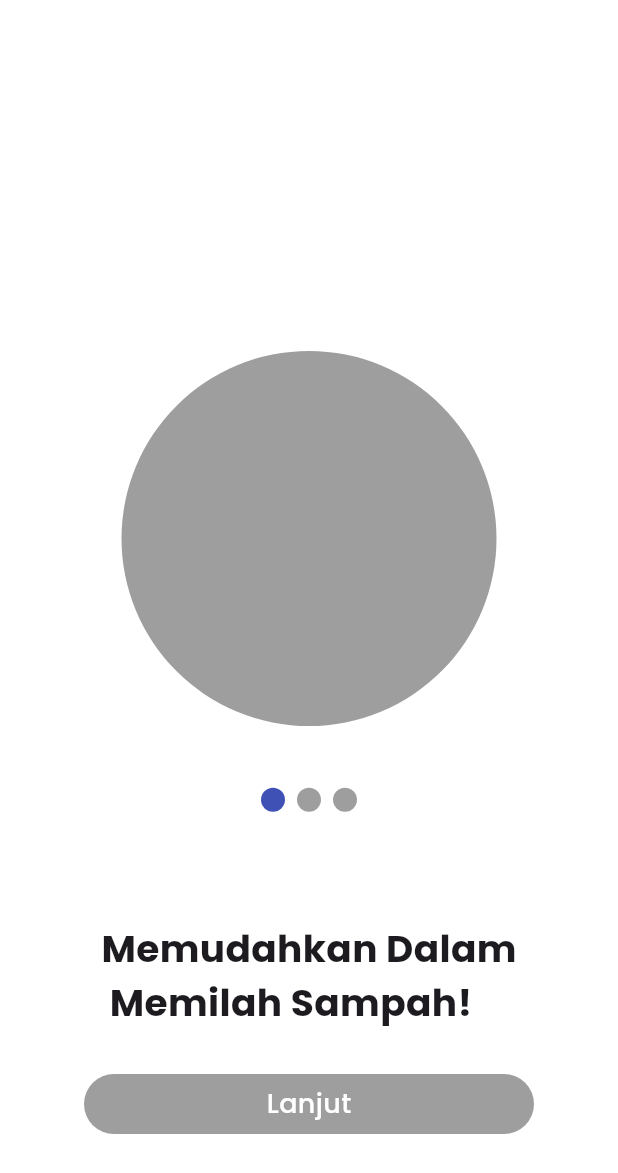
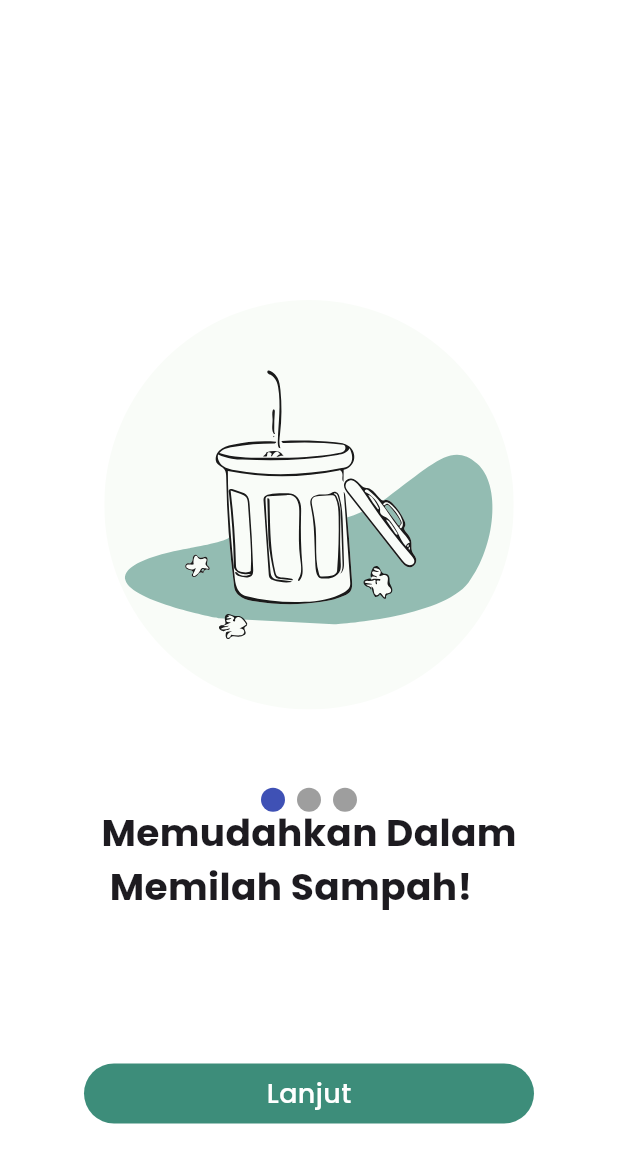
Before and after one commit to AstriaLfy/Resikin, a Flutter app: the screen it shows after launch, on a phone screen of 412 x 824 dp. Shown: the top 1173 px of the screen. Run offline on Flutter 3.47's test engine with Material 3 defaults, Android fonts, the phone set to English and light mode, and no system bars; drawn by our look-alikes of smooth_page_indicator; our stand-ins replace flutter_svg, google_fonts.

Commit message:
Add onboarding assets

```diff
--- a/lib/page/beranda.dart
+++ b/lib/page/beranda.dart
@@ -12,10 +12,13 @@ class Beranda extends StatelessWidget {
       backgroundColor: Colors.white,
       body: Stack(
         children: [
+          Column(
+            children: [
               ReusableContainer(),
+              Positioned(
+                top: 100,
+                left: 10,
 
-          // Menggunakan Align untuk menempatkan Container di tengah
-          Align(
                 child: Container(
                   decoration: BoxDecoration(
                     borderRadius: BorderRadius.circular(20),
@@ -34,6 +37,10 @@ class Beranda extends StatelessWidget {
                 ),
               ),
             ],
+          )
+
+
+        ],
       ),
     );
   }
--- a/lib/page/onboarding_page.dart
+++ b/lib/page/onboarding_page.dart
@@ -2,6 +2,7 @@ import 'package:flutter/material.dart';
 import 'package:google_fonts/google_fonts.dart';
 import 'package:smooth_page_indicator/smooth_page_indicator.dart';
 import 'login_page.dart';
+import 'package:flutter_svg/flutter_svg.dart';
 
 class OnboardingPage extends StatefulWidget {
   const OnboardingPage({Key? key}) : super(key: key);
@@ -34,24 +35,17 @@ class _OnboardingPageState extends State<OnboardingPage> {
                   color: Colors.white,
                   child: Column(
                     children: [
-                      SizedBox(height: 234 ,),
-                      Container(
-                        width: 250,
-                        height: 250,
-                        decoration: BoxDecoration(
-                          color: Colors.grey,
-                          borderRadius: BorderRadius.circular(125),
-                        ),
-                      ),
+                      SizedBox(height: 200 ,),
+                      SvgPicture.asset("assets/images/ob2.svg",),
 
-                      SizedBox(height: 130,),
+                      SizedBox(height: 64,),
 
                       Text('Memudahkan Dalam\n Memilah Sampah!', style: GoogleFonts.poppins(
                         fontSize: 25, fontWeight: FontWeight.w700,
                       ),),
 
 
-                      SizedBox(height: 30,),
+                      SizedBox(height: 100,),
 
                       GestureDetector(
                         onTap: (){
@@ -65,7 +59,7 @@ class _OnboardingPageState extends State<OnboardingPage> {
                           width: 300,
                           decoration: BoxDecoration(
                             borderRadius: BorderRadius.circular(30),
-                            color: Colors.grey,
+                            color: Color(0xFF3D8D7A),
                           ),
                           child:
                           Center(
@@ -92,24 +86,17 @@ class _OnboardingPageState extends State<OnboardingPage> {
                   color: Colors.white,
                   child: Column(
                     children: [
-                      SizedBox(height: 250 ,),
-                      Container(
-                        width: 250,
-                        height: 250,
-                        decoration: BoxDecoration(
-                          color: Colors.grey,
-                          borderRadius: BorderRadius.circular(125),
-                        ),
-                      ),
+                      SizedBox(height: 200 ,),
+                      SvgPicture.asset("assets/images/ob1.svg",),
 
-                      SizedBox(height: 100,),
+                      SizedBox(height: 64,),
 
                       Text('Tukarkan\n Sampah!', style: GoogleFonts.poppins(
                         fontSize: 25, fontWeight: FontWeight.w700,
                       ),),
 
 
-                      SizedBox(height: 30,),
+                      SizedBox(height: 100,),
 
 
                   GestureDetector(
@@ -123,7 +110,7 @@ class _OnboardingPageState extends State<OnboardingPage> {
                         width: 300,
                         decoration: BoxDecoration(
                           borderRadius: BorderRadius.circular(30),
-                          color: Colors.grey,
+                          color: Color(0xFF3D8D7A),
                         ),
                         child: Center(
                           child:
@@ -145,24 +132,18 @@ class _OnboardingPageState extends State<OnboardingPage> {
                   color: Colors.white,
                   child: Column(
                     children: [
-                      SizedBox(height: 250 ,),
-                      Container(
-                        width: 250,
-                        height: 250,
-                        decoration: BoxDecoration(
-                          color: Colors.grey,
-                          borderRadius: BorderRadius.circular(125),
-                        ),
-                      ),
+                      SizedBox(height: 200 ,),
+                      SvgPicture.asset("assets/images/ob3.svg",),
 
-                      SizedBox(height: 100,),
+
+                      SizedBox(height: 64,),
 
                       Text('Kumpulkan Poin &\n Tukarkan Reward!', style: GoogleFonts.poppins(
                         fontSize: 25, fontWeight: FontWeight.w700,
                       ),),
 
 
-                      SizedBox(height: 30,),
+                      SizedBox(height: 100,),
 
                       GestureDetector(
                         onTap: (){
@@ -173,7 +154,7 @@ class _OnboardingPageState extends State<OnboardingPage> {
                           width: 300,
                           decoration: BoxDecoration(
                             borderRadius: BorderRadius.circular(30),
-                            color: Colors.grey,
+                            color: Color(0xFF3D8D7A),
 
                           ),
                           child:
--- a/pubspec.yaml
+++ b/pubspec.yaml
@@ -20,6 +20,7 @@ dev_dependencies:
     sdk: flutter
   flutter_lints: ^5.0.0
   flutter_native_splash: ^2.4.5
+  flutter_svg: ^2.0.17
 
 flutter_native_splash:
   background_image: "assets/images/splash_screen.png"
@@ -31,6 +32,5 @@ flutter_native_splash:
 
 flutter:
   uses-material-design: true
-
   assets:
     - assets/images/
```
Also changed, not shown: assets/images/ob1.svg (added), assets/images/ob2.svg (added), assets/images/ob3.svg (added), pubspec.lock. Lines whose indentation alone changed are shown as unchanged.
